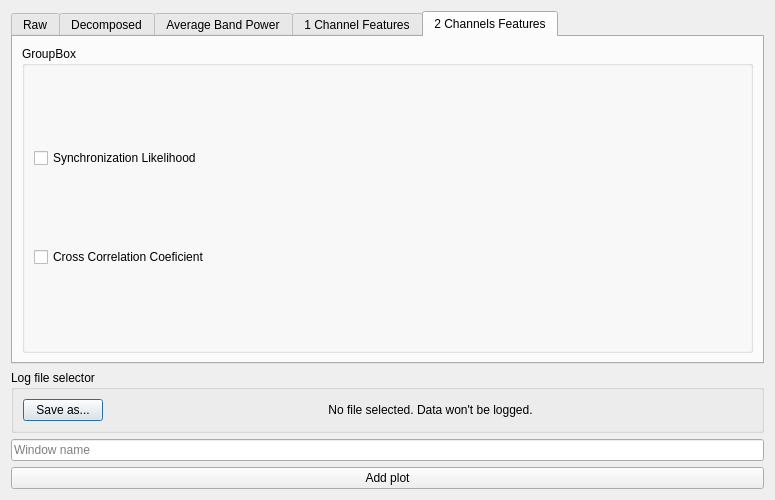
Old version of the form veegs/plotWindow.ui in the repository Xiul109/VEEGS.
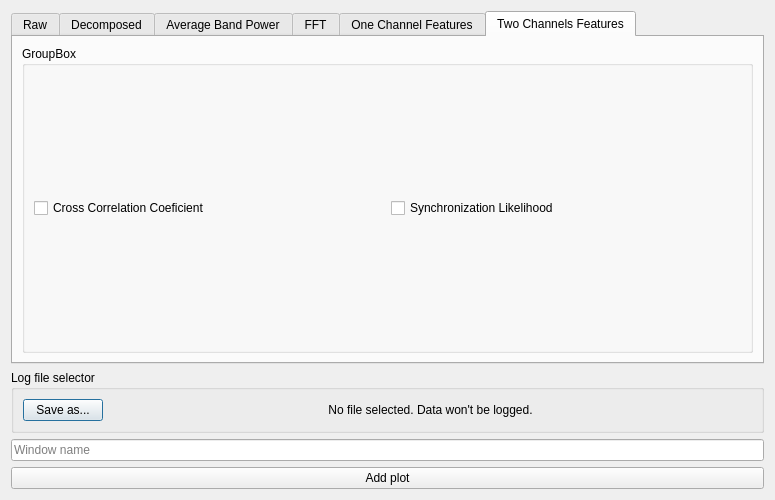
New version of the form. The open tabs and pages were chosen to show the change.

Commit message: Implemented a visualization for the FFT of the signal

The edit to the form file:
```diff
--- a/veegs/plotWindow.ui
+++ b/veegs/plotWindow.ui
@@ -147,6 +147,12 @@
       </attribute>
       <layout class="QVBoxLayout" name="verticalLayout_3"/>
      </widget>
+     <widget class="QWidget" name="fftTab">
+      <attribute name="title">
+       <string>FFT</string>
+      </attribute>
+      <layout class="QVBoxLayout" name="verticalLayout_6"/>
+     </widget>
      <widget class="QWidget" name="oneChannelTab">
       <property name="accessibleName">
        <string>One Channel Features</string>
@@ -155,7 +161,7 @@
        <enum>Qt::LeftToRight</enum>
       </property>
       <attribute name="title">
-       <string>1 Channel Features</string>
+       <string>One Channel Features</string>
       </attribute>
       <layout class="QHBoxLayout" name="horizontalLayout_3">
        <item>
@@ -252,7 +258,7 @@
        <enum>Qt::LeftToRight</enum>
       </property>
       <attribute name="title">
-       <string>2 Channels Features</string>
+       <string>Two Channels Features</string>
       </attribute>
       <layout class="QVBoxLayout" name="verticalLayout_5">
        <item>
@@ -260,14 +266,7 @@
          <property name="title">
           <string>GroupBox</string>
          </property>
-         <layout class="QVBoxLayout" name="verticalLayout">
-          <item>
-           <widget class="QCheckBox" name="slCB">
-            <property name="text">
-             <string>Synchronization Likelihood</string>
-            </property>
-           </widget>
-          </item>
+         <layout class="QHBoxLayout" name="horizontalLayout_5">
           <item>
            <widget class="QCheckBox" name="cccCB">
             <property name="text">
@@ -275,6 +274,13 @@
             </property>
            </widget>
           </item>
+          <item>
+           <widget class="QCheckBox" name="slCB">
+            <property name="text">
+             <string>Synchronization Likelihood</string>
+            </property>
+           </widget>
+          </item>
          </layout>
         </widget>
        </item>
```
Left out of the diff: 2 changed lines with no effect on the pictures. The commit also changes 1 other file.
